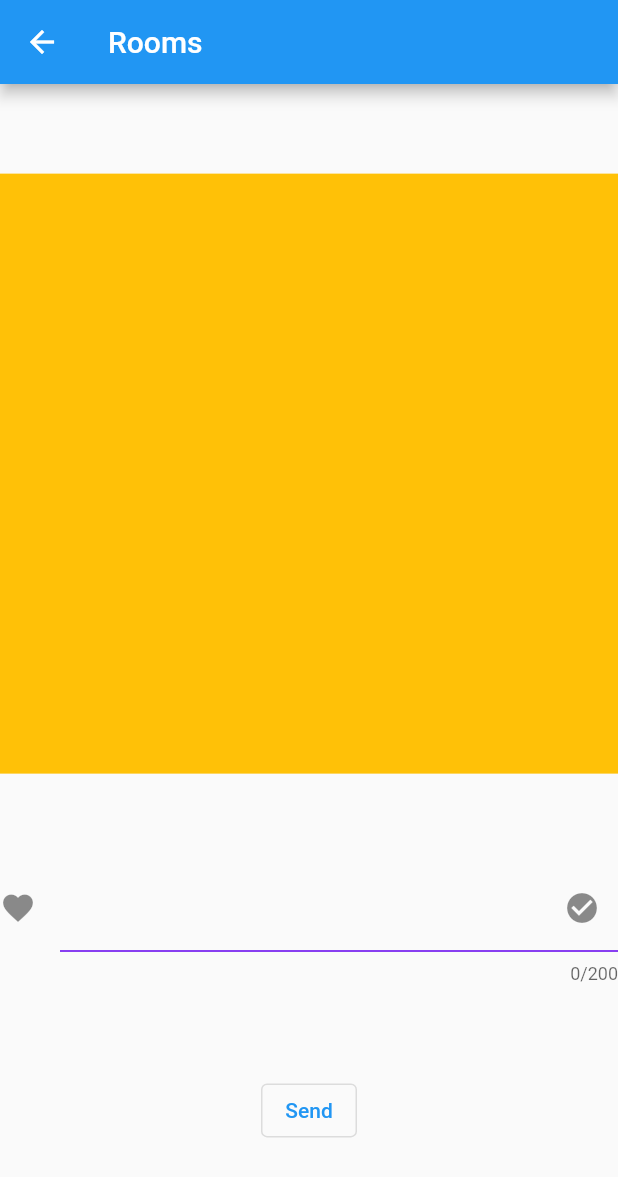
After one commit to CarlosAbaloC/FlutterChatCasa, a Flutter app: the ChatView screen opened by its route, after a tap on "Send", on a phone screen of 412 x 824 dp. The commit adds this screen. Shown: the top 1177 px of the screen. Run offline on Flutter 3.47's test engine with Material 2 defaults, Android fonts, the phone set to English and light mode, and no system bars; our stand-ins replace cloud_firestore, firebase_auth, firebase_core, fluttertoast; accounts and stored records are empty.

Commit message:
ListView GridView Videos 6/7

```diff
--- /dev/null
+++ b/lib/src/fb_objects/FBText.dart
@@ -0,0 +1,35 @@
+
+import 'package:cloud_firestore/cloud_firestore.dart';
+
+class FBText {
+  final String? text;
+  final String? author;
+  final Timestamp? time;
+
+  FBText({
+    this.text ="",
+    this.author ="",
+    this.time,
+  });
+
+  factory FBText.fromFirestore(
+      DocumentSnapshot<Map<String, dynamic>> snapshot,
+      SnapshotOptions? options,
+      ) {
+    final data = snapshot.data();
+    return FBText(
+      text: data?['text'],
+      author: data?['author'],
+      time: data?['time'],
+    );
+  }
+
+  Map<String, dynamic> toFirestore() {
+    return {
+      //Estos nombres deben ser iguales a los del firebase
+      if (text != null) "text": text,
+      if (author != null) "author": author,
+      if (time != null) "time": time,
+    };
+  }
+}
--- a/lib/src/fb_objects/Room.dart
+++ b/lib/src/fb_objects/Room.dart
@@ -3,10 +3,12 @@
 import 'package:cloud_firestore/cloud_firestore.dart';
 
 class Room {
+  final String uid; //ID Sala
   final String? name;
 
   Room({
     this.name ="",
+    this.uid="",
   });
 
   factory Room.fromFirestore(
@@ -16,6 +18,7 @@ class Room {
     final data = snapshot.data();
     return Room(
       name: data?['name'],
+      uid: snapshot.id,
     );
   }
 
--- /dev/null
+++ b/lib/src/home_views/ChatView.dart
@@ -0,0 +1,102 @@
+
+
+import 'package:cloud_firestore/cloud_firestore.dart';
+import 'package:flutter/cupertino.dart';
+import 'package:flutter/material.dart';
+import 'package:flutter_chat_casa/src/custom_views/RFInputText.dart';
+import 'package:flutter_chat_casa/src/list_items/ChatItem.dart';
+import 'package:flutter_chat_casa/src/singleton/DataHolder.dart';
+
+import '../fb_objects/FBText.dart';
+
+class ChatView extends StatefulWidget{
+
+  @override
+  State<StatefulWidget> createState() {
+    return _ChatViewState();
+  }
+}
+
+
+class _ChatViewState extends State<ChatView> {
+  FirebaseFirestore db = FirebaseFirestore.instance;
+  late List<FBText> chatText = [];
+
+  @override
+  void initState() {
+    // TODO: implement initState
+    super.initState();
+
+    descargarTextos();
+    //print("DEBUG: " + DataHolder().selectedChatRoom.name!);
+  }
+
+  void descargarTextos() async {
+    String path = DataHolder().sCollection_Rooms_Name+"/"+
+        DataHolder().selectedChatRoom.uid+"/"+
+        DataHolder().sCollection_Texts_Name; //Coge la id desde room y la pone, asi se cambia si es una u otra
+
+    final docRef = db.collection(path) //Para descargarse todos los archivos de rooms, por eso no usa ids ni nada
+        .withConverter(fromFirestore: FBText.fromFirestore,
+        toFirestore: (FBText fbtext, _) => fbtext.toFirestore());
+
+    final docSnap = await docRef.get(); //Pasa todo lo descargado a una lista, docsnap
+
+    setState(() {
+      for(int i=0; i<docSnap.docs.length; i++) {
+        chatText.add(docSnap.docs[i].data());
+      }
+
+    });
+
+  }
+
+  void listItemShortClicked(int index) {
+
+  }
+
+  @override
+  Widget build(BuildContext context) {
+    // TODO: implement build
+
+    return Scaffold(
+      appBar: AppBar( //Muestra la barra superior
+        title: Text("Rooms"),
+      ),
+      body: Center( //Alinea el texto al centro
+        child: Column(
+          mainAxisAlignment: MainAxisAlignment.spaceEvenly,
+          children: [
+            Container(
+              color: Colors.amber,
+              height: 400.0,
+              child: ListView.separated(
+                  padding: const EdgeInsets.all(8),
+                  itemCount: chatText.length, //Valores sacados de Firebase
+                  itemBuilder: (BuildContext context, int index) { //El indice de arriba, asi te dice que pintar en cada posicion
+                    return ChatItem(
+                      sText: chatText[index].text!,
+                      onShortClick: listItemShortClicked,
+                      index: index,//Llama a la funcion de clicar
+                    ); //Conexta a Room
+                    // return RoomItem(sTitulo: chatRooms[index].data().name!,); //QUERY Coge el dato del nombre de los chats
+                  },
+                  separatorBuilder: (BuildContext context, int index) { //Solo con separated
+                    return const Divider(); //Pone una linea divisiora encre cada uno
+                  },
+              ),
+            ),
+            RFInputText(iLongitudPalabra: 200,),
+            OutlinedButton(
+                onPressed: () {
+
+                },
+                child: Text("Send"),
+            )
+          ],
+        )
+      ),
+    );
+  }
+
+}
--- a/lib/src/singleton/DataHolder.dart
+++ b/lib/src/singleton/DataHolder.dart
@@ -6,6 +6,8 @@ import '../fb_objects/Room.dart';
 //Es una clase comun para guardar todos los datos
 class DataHolder {
   static final DataHolder _dataHolder = new DataHolder._internal(); //Internal funciona como constructor
+  String sCollection_Rooms_Name = "rooms"; //Nombres de las colecciones
+  String sCollection_Texts_Name = "Texts";
 
   String sMensaje = " ";
   Perfil perfil =Perfil();
```
Also changed, not shown: lib/src/list_items/ChatItem.dart (added, +30 -0 lines).
